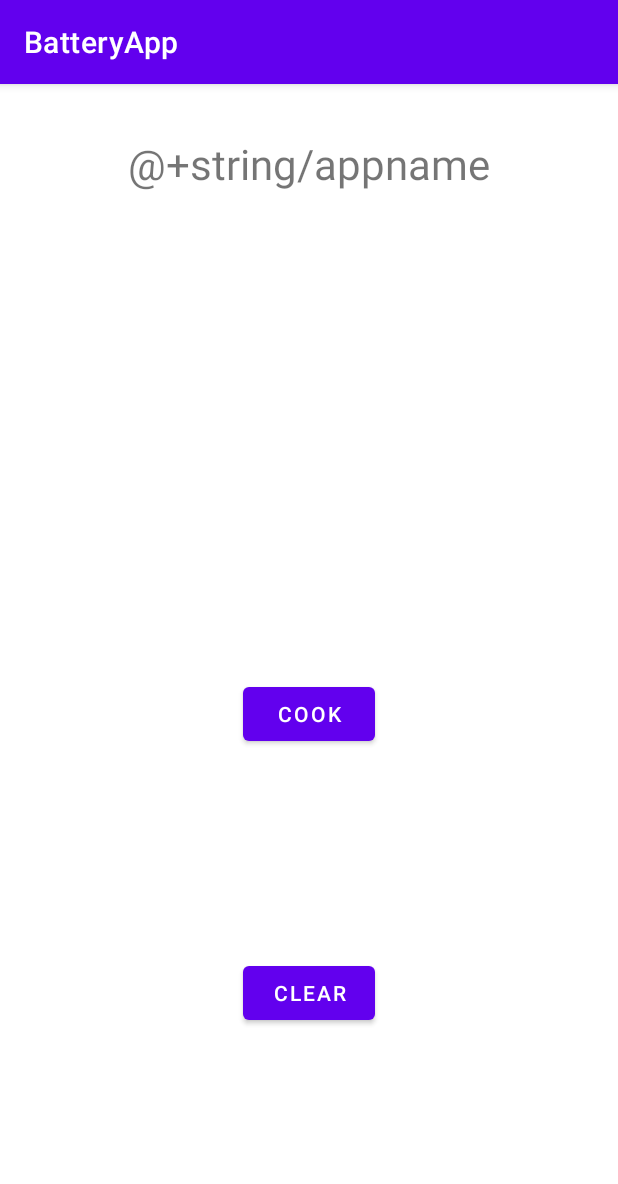
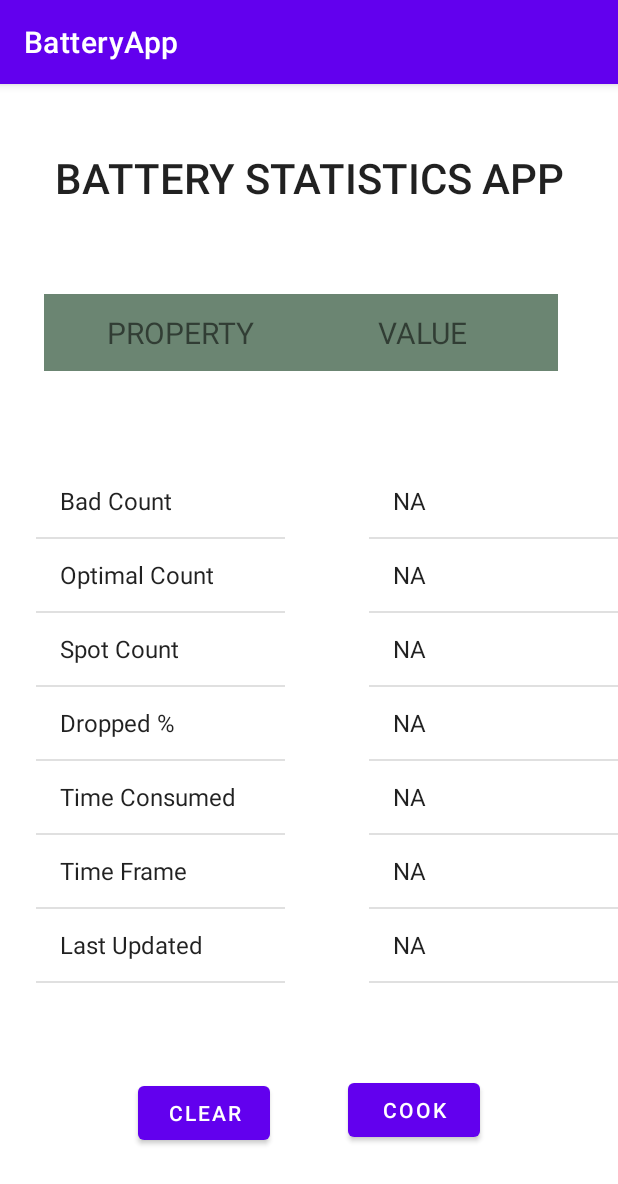
Before and after one commit to jithu7432/TrainingTask, an Android app: the screen it shows after launch (MainActivity), after a tap on "CLEAR", on a phone screen of 412 x 824 dp. Shown: the top 1184 px of the screen. Run offline under Robolectric (Android 15) with nearby library versions, the phone set to English and light mode, and no system bars; 1 other tap on this screen came first.

Commit message:
database : Android

```diff
--- /dev/null
+++ b/Android/app/src/main/java/com/jithin/batteryapp/Battery.kt
@@ -0,0 +1,9 @@
+package com.jithin.batteryapp
+
+import android.os.BatteryManager
+
+class Battery(batteryManager: BatteryManager) {
+    val currentLevel: Int = batteryManager.getIntProperty(BatteryManager.BATTERY_PROPERTY_CAPACITY)
+    val plugged: Int = if (batteryManager.isCharging) 1 else 0
+    val timestamp: Long = System.currentTimeMillis()
+}
--- /dev/null
+++ b/Android/app/src/main/java/com/jithin/batteryapp/BatteryDaemonService.kt
@@ -0,0 +1,31 @@
+package com.jithin.batteryapp
+
+import android.app.Service
+import android.content.Intent
+import android.os.BatteryManager
+import android.os.IBinder
+import java.util.concurrent.TimeUnit
+
+class BatteryDaemonService : Service() {
+    override fun onStartCommand(intent: Intent?, flags: Int, startId: Int): Int {
+        onTaskRemoved(intent)
+        val batteryManager: BatteryManager = applicationContext.getSystemService(BATTERY_SERVICE) as BatteryManager
+        val battery = Battery(batteryManager)
+        val database = DatabaseHandler(this, null)
+        database.appendData(battery.timestamp, battery.currentLevel, battery.plugged)
+        TimeUnit.SECONDS.sleep(1)
+        return START_STICKY
+    }
+
+    override fun onTaskRemoved(rootIntent: Intent?) {
+        val restartServiceIntent = Intent(applicationContext, this.javaClass)
+        restartServiceIntent.setPackage(packageName)
+        startService(restartServiceIntent)
+        super.onTaskRemoved(rootIntent)
+    }
+
+    override fun onBind(intent: Intent): IBinder? {
+        throw UnsupportedOperationException("BatteryDaemonService::onBind not implemented!")
+    }
+
+}
--- /dev/null
+++ b/Android/app/src/main/java/com/jithin/batteryapp/DataCooking.kt
@@ -0,0 +1,32 @@
+package com.jithin.batteryapp
+
+import java.util.Date
+import java.text.DateFormat.getDateTimeInstance
+
+class DataCooking(_database: DatabaseHandler) {
+    private val database = _database
+    private var badCount: Int = 0
+    private var optimalCount: Int = 0
+    private var spotCount: Int = 0
+    private var drop: Int = 0
+    private var timeTaken: Int = 0
+    private var timeframe: String = ""
+    private var lastUpdated: String = getDateTimeInstance().format(Date())
+
+    private fun getChargingData() {
+        this.badCount++
+        this.optimalCount++
+        this.spotCount++
+    }
+
+    private fun getDischargingData() {
+        this.timeTaken++
+        this.drop++
+    }
+
+    fun getCookedData(): List<String> {
+        this.getChargingData()
+        this.getDischargingData()
+        return listOf("$badCount", "$optimalCount", "$spotCount", "$drop %", "$timeTaken second(s)", timeframe, lastUpdated)
+    }
+}
--- /dev/null
+++ b/Android/app/src/main/java/com/jithin/batteryapp/DatabaseHandler.kt
@@ -0,0 +1,57 @@
+package com.jithin.batteryapp
+
+import android.content.ContentValues
+import android.content.Context
+import android.database.Cursor
+import android.database.sqlite.SQLiteDatabase
+import android.database.sqlite.SQLiteOpenHelper
+import android.util.Log
+import kotlin.system.exitProcess
+
+
+class DatabaseHandler(context: Context, factory: SQLiteDatabase.CursorFactory?) : SQLiteOpenHelper(context, "BatteryApp", factory, 1) {
+    private val sqlTable: String = "BatteryDaemon"
+    private val sqlColTimestamp: String = "TimeStamp"
+    private val sqlColPlugged: String = "Plugged"
+    private val sqlColCurrentLevel: String = "CurrentLevel"
+
+    override fun onCreate(db: SQLiteDatabase) {
+        val query =
+            "CREATE TABLE $sqlTable ($sqlColTimestamp INTEGER NOT NULL, $sqlColCurrentLevel INTEGER NOT NULL, $sqlColPlugged INTEGER NOT NULL)"
+        db.execSQL(query)
+    }
+
+    override fun onUpgrade(db: SQLiteDatabase, p1: Int, p2: Int) {
+        onCreate(db)
+    }
+
+    fun appendData(timestamp: Long, currentLevel: Int, plugged: Int) {
+        val db = this.writableDatabase
+        val contentValues = ContentValues()
+        contentValues.put(sqlColTimestamp, timestamp)
+        contentValues.put(sqlColCurrentLevel, currentLevel)
+        contentValues.put(sqlColPlugged, plugged)
+        db.insert(sqlTable, null, contentValues)
+        db.close()
+    }
+
+    fun getCursor(): Cursor? {
+        val db = this.writableDatabase
+        return db.rawQuery("SELECT * FROM $sqlTable", null)
+    }
+
+    fun getData() {
+        val cursor = this.getCursor()
+        var i = 0
+        if (cursor != null) {
+            while (cursor.moveToNext()) {
+                var plugged = cursor.getString(cursor.getColumnIndex("Plugged") ?: 1)
+                var level = cursor.getString(cursor.getColumnIndex("CurrentLevel") ?: 1)
+                var timestamp = cursor.getString(cursor.getColumnIndex("TimeStamp") ?: 1)
+                println(listOf(i, level, plugged, timestamp.toLong() / 1000))
+                i++
+            }
+            cursor.close();
+        }
+    }
+}
--- a/Android/app/src/main/java/com/jithin/batteryapp/MainActivity.kt
+++ b/Android/app/src/main/java/com/jithin/batteryapp/MainActivity.kt
@@ -1,40 +1,52 @@
 package com.jithin.batteryapp
 
-import android.os.BatteryManager
+import android.content.Intent
+import android.os.Bundle
+import android.widget.ArrayAdapter
+import android.widget.Button
+import android.widget.ListView
 import androidx.appcompat.app.AppCompatActivity
-import android.os.Bundle
-import android.widget.Button
-import android.widget.TextView
-import android.widget.Toast
+import androidx.core.database.getStringOrNull
 
 class MainActivity : AppCompatActivity() {
     override fun onCreate(savedInstanceState: Bundle?) {
         super.onCreate(savedInstanceState)
         setContentView(R.layout.activity_main)
 
+        //service
+        val serviceIntent: Intent = Intent(this, BatteryDaemonService::class.java)
 
+        //Views
+        val clearButton = findViewById<Button>(R.id.btn_clear)
         val cookButton = findViewById<Button>(R.id.btn_cook)
-        val clearButton = findViewById<Button>(R.id.btn_clear)
+        val propertyView = findViewById<ListView>(R.id.lv_property)
+        val valueView = findViewById<ListView>(R.id.lv_value)
 
-        val textView = findViewById<TextView>(R.id.textView)
+        // Button Listeners
 
-        val batteryManager: BatteryManager = applicationContext.getSystemService(BATTERY_SERVICE) as BatteryManager
-        fun getCurrentLevel(): Int {
-            return batteryManager.getIntProperty(BatteryManager.BATTERY_PROPERTY_CAPACITY)
-        }
-        fun getTimeStamp(): Long {
-            return System.currentTimeMillis() / 1000
-        }
+        val database = DatabaseHandler(this, null)
+        val curs = database.getData()
+        val cookedData = DataCooking(database)
+        clearButton.setOnClickListener { updateTableValues(valueView, null) }
+        cookButton.setOnClickListener { updateTableValues(valueView, cookedData.getCookedData()) }
 
-        cookButton.setOnClickListener{
-            var string = "${getCurrentLevel()} at ${getTimeStamp()}"
-            textView.text = string
-        }
+        // Starting service
+        startService(serviceIntent)
+        // Populating the table
+        populateProperties(propertyView)
+        // Initializing all values with N/A
+        updateTableValues(valueView, null)
+    }
 
-        clearButton.setOnClickListener{
-            var string = "${getCurrentLevel()} at ${getTimeStamp()}"
-            textView.text = "@+string/appname"
+    private fun updateTableValues(listview: ListView, values: List<String>?) {
+        val propertyNames: List<String> = values ?: List(7) { "NA" }
+        val arrayAdapter: ArrayAdapter<String> = ArrayAdapter(this, android.R.layout.simple_list_item_1, propertyNames)
+        listview.adapter = arrayAdapter
+    }
 
-        }
+    private fun populateProperties(listview: ListView) {
+        val propertyNames = listOf("Bad Count", "Optimal Count", "Spot Count", "Dropped %", "Time Consumed", "Time Frame", "Last Updated")
+        val arrayAdapter: ArrayAdapter<String> = ArrayAdapter(this, android.R.layout.simple_list_item_1, propertyNames)
+        listview.adapter = arrayAdapter
     }
 }
--- a/Android/app/src/main/res/layout/activity_main.xml
+++ b/Android/app/src/main/res/layout/activity_main.xml
@@ -10,7 +10,11 @@
         android:id="@+id/textView"
         android:layout_width="wrap_content"
         android:layout_height="wrap_content"
+        android:padding="10dp"
         android:text="Battery Statistics App"
+        android:textAllCaps="true"
+        android:textAppearance="@style/TextAppearance.AppCompat.Body2"
+        android:textFontWeight="@integer/material_motion_duration_long_1"
         android:textSize="28sp"
         app:layout_constraintBottom_toBottomOf="parent"
         app:layout_constraintEnd_toEndOf="parent"
@@ -22,20 +26,93 @@
         android:id="@+id/btn_cook"
         android:layout_width="wrap_content"
         android:layout_height="wrap_content"
+        android:layout_marginTop="256dp"
+        android:layout_marginEnd="92dp"
         android:text="Cook"
         app:layout_constraintBottom_toBottomOf="parent"
         app:layout_constraintEnd_toEndOf="parent"
-        app:layout_constraintStart_toStartOf="parent"
-        app:layout_constraintTop_toBottomOf="@+id/textView" />
+        app:layout_constraintTop_toTopOf="@+id/textView"
+        app:layout_constraintVertical_bias="0.86" />
 
     <Button
         android:id="@+id/btn_clear"
         android:layout_width="wrap_content"
         android:layout_height="wrap_content"
+        android:layout_marginStart="92dp"
+        android:layout_marginTop="212dp"
         android:text="Clear"
         app:layout_constraintBottom_toBottomOf="parent"
+        app:layout_constraintStart_toStartOf="parent"
+        app:layout_constraintTop_toBottomOf="@+id/textView"
+        app:layout_constraintVertical_bias="0.86" />
+
+    <TableLayout
+        android:id="@+id/tableLayout"
+        android:layout_width="353dp"
+        android:layout_height="81dp"
+        android:layout_marginTop="23dp"
+        android:paddingLeft="5dp"
+        android:paddingRight="5dp"
+        app:layout_constraintBottom_toBottomOf="parent"
         app:layout_constraintEnd_toEndOf="parent"
+        app:layout_constraintHorizontal_bias="0.412"
         app:layout_constraintStart_toStartOf="parent"
-        app:layout_constraintTop_toBottomOf="@+id/btn_cook" />
+        app:layout_constraintTop_toBottomOf="@+id/textView"
+        app:layout_constraintVertical_bias="0.044">
+
+        <TableRow
+            android:layout_height="33dp"
+            android:background="#6B8572"
+            android:padding="10dp"
+            android:textAlignment="center">
+
+            <TextView
+                android:layout_width="0dp"
+                android:layout_height="wrap_content"
+                android:layout_margin="@dimen/cardview_default_radius"
+                android:layout_weight="1"
+                android:text="Property"
+                android:textAlignment="center"
+                android:textAllCaps="true"
+                android:textSize="20sp" />
+
+            <TextView
+                android:layout_width="0dp"
+                android:layout_height="wrap_content"
+                android:layout_margin="@dimen/cardview_default_radius"
+                android:layout_weight="1"
+                android:text="Value"
+                android:textAlignment="center"
+                android:textAllCaps="true"
+                android:textSize="20sp" />
+        </TableRow>
+    </TableLayout>
+
+    <ListView
+        android:id="@+id/lv_property"
+        android:layout_width="166dp"
+        android:layout_height="379dp"
+        android:layout_marginStart="24dp"
+        android:layout_marginTop="37dp"
+        android:layout_marginBottom="140dp"
+        android:textAlignment="center"
+        app:layout_constraintBottom_toBottomOf="parent"
+        app:layout_constraintStart_toStartOf="parent"
+        app:layout_constraintTop_toBottomOf="@+id/tableLayout">
+
+    </ListView>
+
+    <ListView
+        android:id="@+id/lv_value"
+        android:layout_width="166dp"
+        android:layout_height="379dp"
+        android:layout_marginStart="24dp"
+        android:layout_marginTop="37dp"
+        android:layout_marginBottom="140dp"
+        android:textAlignment="center"
+        app:layout_constraintBottom_toBottomOf="parent"
+        app:layout_constraintEnd_toEndOf="parent"
+        app:layout_constraintTop_toBottomOf="@+id/tableLayout" />
+
 
 </androidx.constraintlayout.widget.ConstraintLayout>
```
Also changed, not shown: Android/app/src/main/AndroidManifest.xml (+8 -1 lines), 1 other file.
